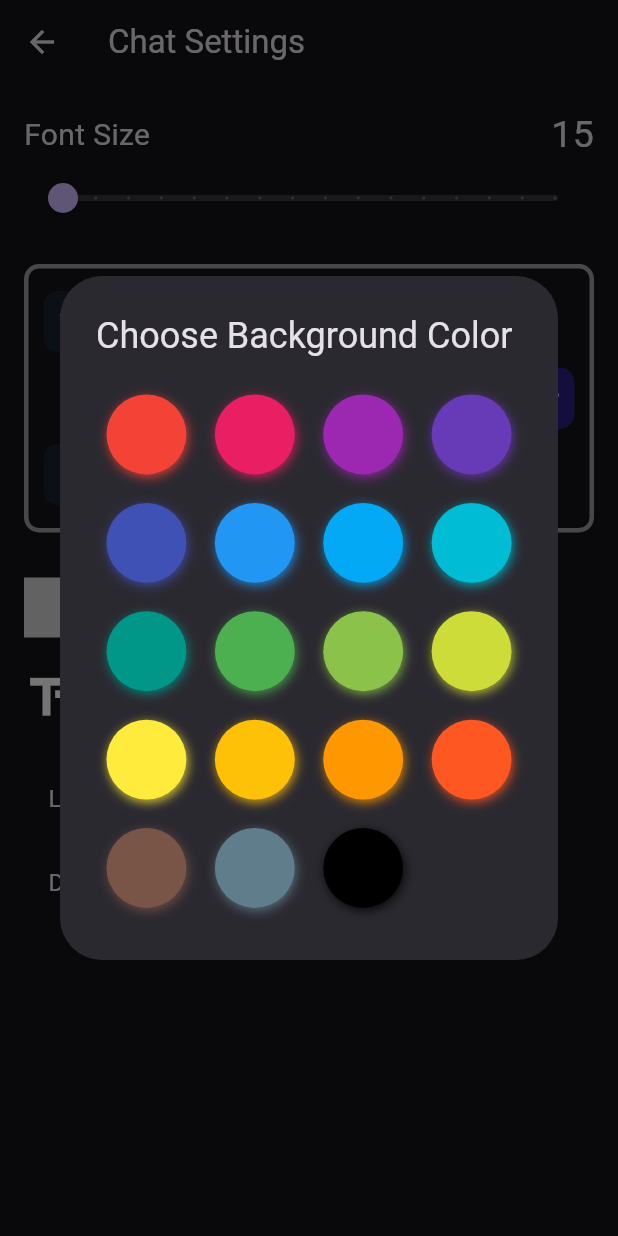
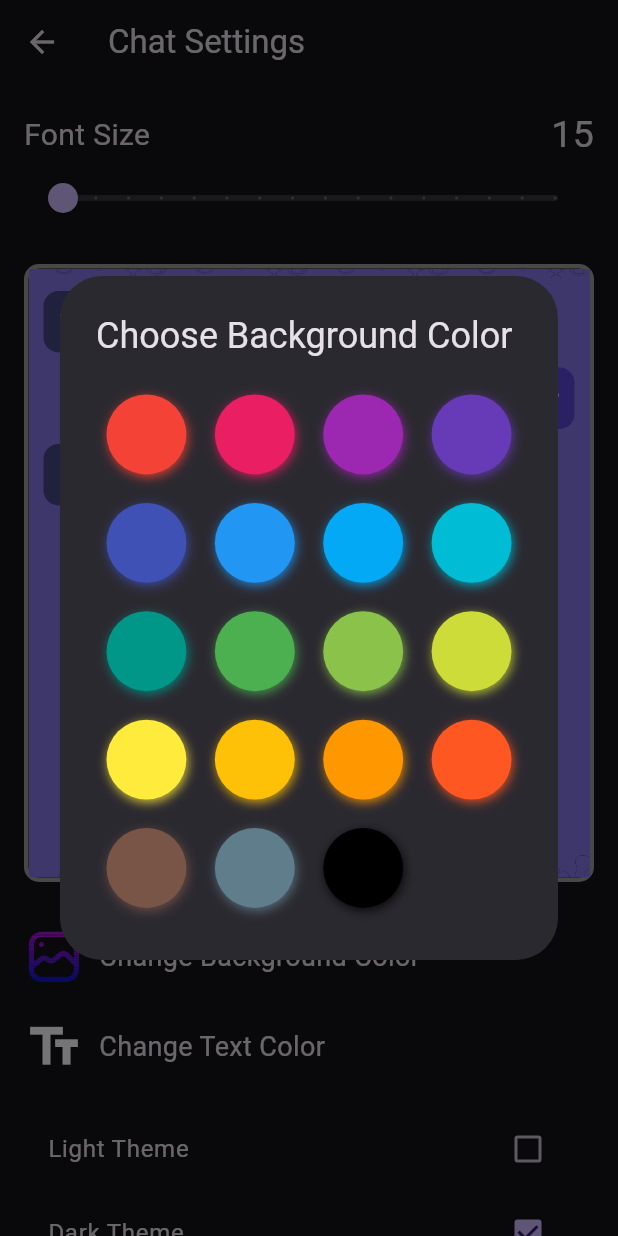
Before and after one commit to SynapseNets/SynapseChat, a Flutter app: the ChatPreferencesPage screen opened by its route, after a tap on "Change Background Color", on a phone screen of 412 x 824 dp. Run offline on Flutter 3.47's test engine with Material 3 defaults, Android fonts, the phone set to English and light mode, and no system bars; drawn by our look-alikes of flutter_colorpicker; our stand-ins replace chat_bubbles, flutter_secure_storage, flutter_svg, font_awesome_flutter, get, image_picker and 5 more; missing offline and left inert: dart:ffi, encrypt, window_manager; accounts and stored records are empty.

Commit message:
fixed svg images

```diff
--- a/client/lib/settings/chat_preferences.dart
+++ b/client/lib/settings/chat_preferences.dart
@@ -3,7 +3,6 @@ import 'package:flutter_colorpicker/flutter_colorpicker.dart';
 import 'package:flutter_svg/flutter_svg.dart';
 import 'package:client/l10n/app_localizations.dart';
 import 'package:client/utils/settings_preferences.dart';
-import 'package:client/main.dart';
 
 class ChatPreferencesPage extends StatefulWidget {
   const ChatPreferencesPage({Key? key}) : super(key: key);
@@ -17,7 +16,7 @@ class _ChatPreferencesPageState extends State<ChatPreferencesPage> {
   Color backgroundColor = const Color.fromARGB(255, 134, 120, 235);
   Color textColor = Colors.white;
   bool isDarkTheme = true;
-  Widget? backgroundImage; // Cambio del tipo a Widget
+  Widget? backgroundImage;
 
   void loadPreferences() {
     Future.wait([
@@ -31,9 +30,25 @@ class _ChatPreferencesPageState extends State<ChatPreferencesPage> {
         backgroundColor = Color(values[1] as int);
         textColor = Color(values[2] as int);
         isDarkTheme = values[3] as bool;
+        setBackgroundImage();
       });
     }).catchError((error) {
       print('Error loading preferences: $error');
+    });
+  }
+
+  void setBackgroundImage() {
+    setState(() {
+      try {
+        backgroundImage = SvgPicture.asset(
+          'images/background_chat.svg',
+          color: backgroundColor,
+          fit: BoxFit.cover, // Assicura che l'immagine si adatti senza distorsione
+        );
+      } catch (e) {
+        print('Error loading background image: $e');
+        // Gestisci l'eccezione in base alla tua logica (es. visualizzare un'immagine alternativa o un messaggio di errore)
+      }
     });
   }
 
@@ -41,7 +56,7 @@ class _ChatPreferencesPageState extends State<ChatPreferencesPage> {
   void initState() {
     super.initState();
     loadPreferences();
-    // Initialize theme based on system theme
+    // Inizializza il tema in base al tema di sistema
     WidgetsBinding.instance!.addPostFrameCallback((_) {
       var brightness = MediaQuery.of(context).platformBrightness;
       setState(() {
@@ -96,6 +111,8 @@ class _ChatPreferencesPageState extends State<ChatPreferencesPage> {
               ),
               const SizedBox(height: 20),
               Container(
+                height: MediaQuery.of(context).size.height * 0.5, // Altezza massima dello schermo
+                width: MediaQuery.of(context).size.width, // Larghezza massima dello schermo
                 decoration: BoxDecoration(
                   border: Border.all(
                     color: Colors.grey,
@@ -116,8 +133,7 @@ class _ChatPreferencesPageState extends State<ChatPreferencesPage> {
                             padding: const EdgeInsets.all(10),
                             margin: const EdgeInsets.symmetric(vertical: 5),
                             decoration: BoxDecoration(
-                              color: const Color(0xff1b2a41)
-                                  .withOpacity(0.6), // Opacità del colore
+                              color: const Color(0xff1b2a41).withOpacity(0.6),
                               borderRadius: BorderRadius.circular(10),
                             ),
                             child: Text(
@@ -133,8 +149,7 @@ class _ChatPreferencesPageState extends State<ChatPreferencesPage> {
                             padding: const EdgeInsets.all(10),
                             margin: const EdgeInsets.symmetric(vertical: 5),
                             decoration: BoxDecoration(
-                              color: const Color(0xff3b28cc)
-                                  .withOpacity(0.6), // Opacità del colore
+                              color: const Color(0xff3b28cc).withOpacity(0.6),
                               borderRadius: BorderRadius.circular(10),
                             ),
                             child: Text(
@@ -150,8 +165,7 @@ class _ChatPreferencesPageState extends State<ChatPreferencesPage> {
                             padding: const EdgeInsets.all(10),
                             margin: const EdgeInsets.symmetric(vertical: 5),
                             decoration: BoxDecoration(
-                              color: const Color(0xff1b2a41)
-                                  .withOpacity(0.6), // Opacità del colore
+                              color: const Color(0xff1b2a41).withOpacity(0.6),
                               borderRadius: BorderRadius.circular(10),
                             ),
                             child: Text(
@@ -169,7 +183,7 @@ class _ChatPreferencesPageState extends State<ChatPreferencesPage> {
               const SizedBox(height: 30),
               InkWell(
                 onTap: () {
-                  // Open a dialog to change the background color
+                  // Apri un dialog per cambiare il colore dello sfondo
                   showDialog(
                     context: context,
                     builder: (context) {
@@ -184,6 +198,7 @@ class _ChatPreferencesPageState extends State<ChatPreferencesPage> {
                                   color.value);
                               setState(() {
                                 backgroundColor = color;
+                                setBackgroundImage();
                               });
                               Navigator.of(context).pop();
                             },
@@ -196,7 +211,7 @@ class _ChatPreferencesPageState extends State<ChatPreferencesPage> {
                 child: Row(
                   children: [
                     SvgPicture.asset(
-                      'images/background.svg',
+                      'images/background_color.svg',
                       width: 40,
                       height: 40,
                     ),
@@ -211,7 +226,7 @@ class _ChatPreferencesPageState extends State<ChatPreferencesPage> {
               const SizedBox(height: 20),
               InkWell(
                 onTap: () {
-                  // Open a dialog to change the text color
+                  // Apri un dialog per cambiare il colore del testo
                   showDialog(
                     context: context,
                     builder: (context) {
@@ -258,7 +273,6 @@ class _ChatPreferencesPageState extends State<ChatPreferencesPage> {
                 onChanged: (bool? value) async {
                   if (value != null && value) {
                     await SettingsPreferences.setDarkMode(false);
-                    SynapseNetsApp.setTheme(context, false);
                     setState(() {
                       isDarkTheme = false;
                     });
@@ -272,7 +286,6 @@ class _ChatPreferencesPageState extends State<ChatPreferencesPage> {
                 onChanged: (bool? value) async {
                   if (value != null && value) {
                     await SettingsPreferences.setDarkMode(true);
-                    SynapseNetsApp.setTheme(context, true);
                     setState(() {
                       isDarkTheme = true;
                     });
--- a/client/pubspec.yaml
+++ b/client/pubspec.yaml
@@ -89,6 +89,7 @@ flutter:
     - images/background_chat.svg
     - images/info.svg
     - images/background_chat.svg
+    - images/background_color.svg
     - images/error.svg
     # - images/a_dot_burr.jpeg
     #- images/a_dot_ham.jpeg
```
Also changed, not shown: client/lib/settings/credits/iconscredits.dart (+9 -8 lines), client/images/background_color.svg (renamed from client/images/photo-album.svg).
